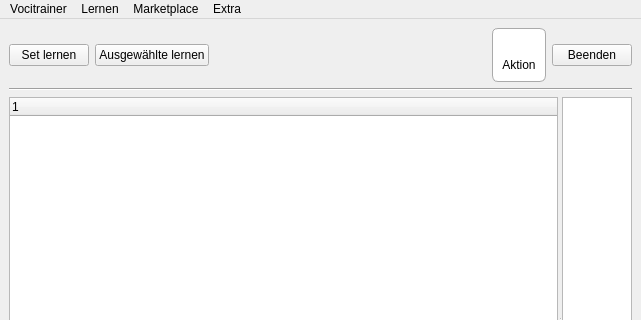
Old version of the form Client/hauptfenster.ui in the repository samuelx12/Vocitrainer; both pictures show x 0 to 641 and y 0 to 320 of the 641 by 583 pixel window.
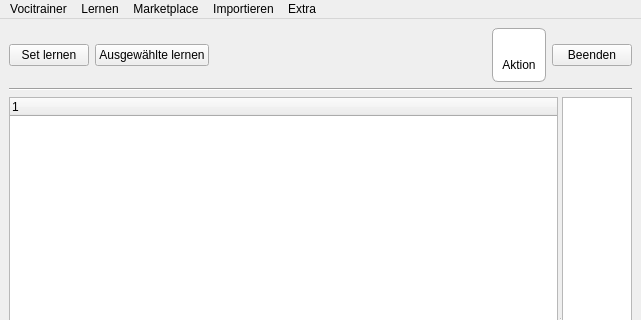
New version of the form. Icons and pictures are not drawn.

Patch:
```diff
--- a/Client/hauptfenster.ui
+++ b/Client/hauptfenster.ui
@@ -211,9 +211,16 @@
     <addaction name="mn_HochgeladeneVerwalten"/>
     <addaction name="mn_Profil"/>
    </widget>
+   <widget class="QMenu" name="menuImportieren">
+    <property name="title">
+     <string>Importieren</string>
+    </property>
+    <addaction name="mn_CSV_importieren"/>
+   </widget>
    <addaction name="menuVocitrainer"/>
    <addaction name="menuLernen"/>
    <addaction name="menuMarketplace"/>
+   <addaction name="menuImportieren"/>
    <addaction name="menu_Extra"/>
   </widget>
   <widget class="QStatusBar" name="statusbar"/>
```
Left out of the diff: 5 changed lines with no effect on the pictures.
